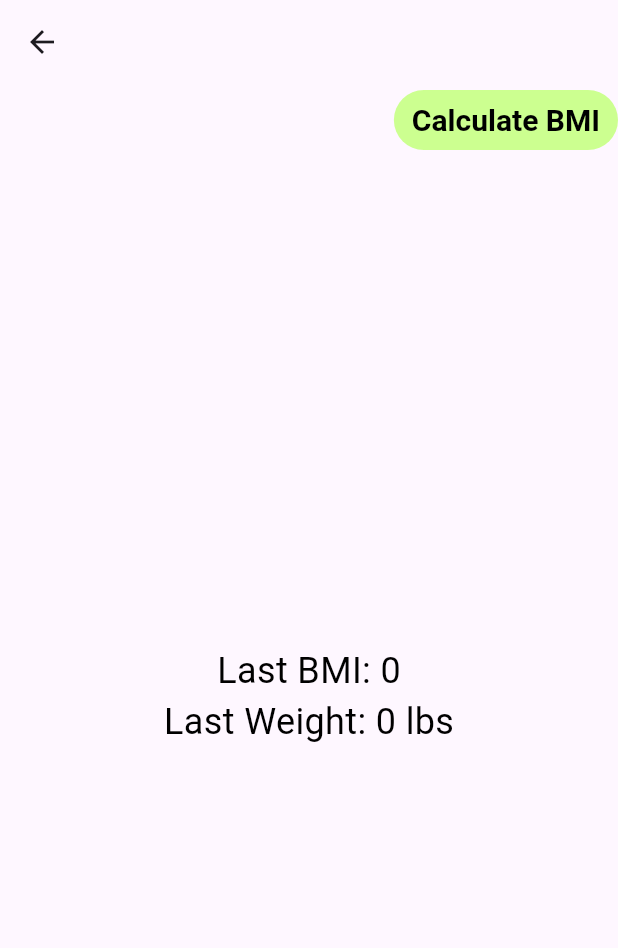
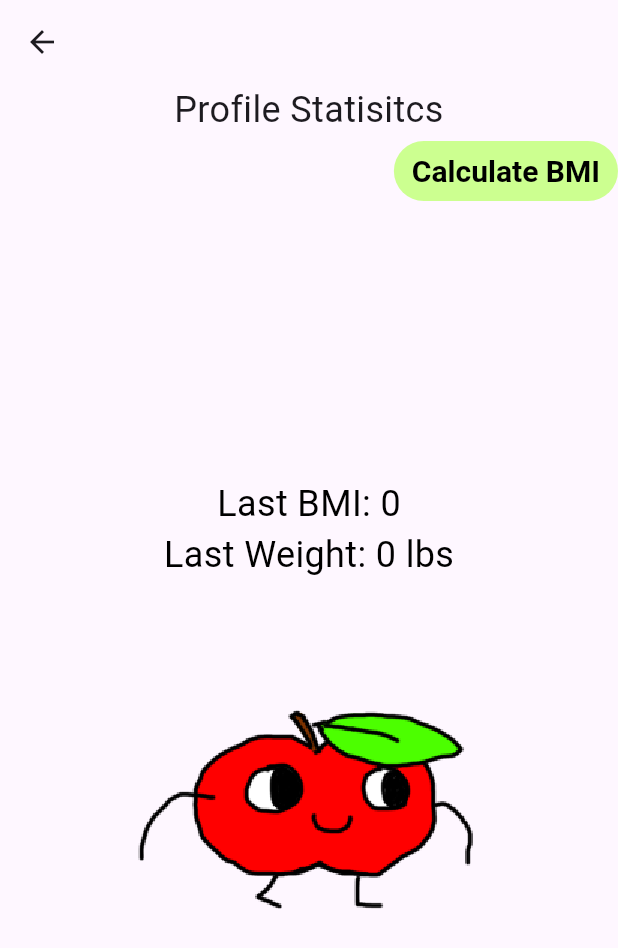
Before and after one commit to Foxtrot1207/CS3541-Group-Project, a Flutter app: the ProfileScreen screen opened directly with empty values, on a phone screen of 412 x 824 dp. Shown: the top 948 px of the screen. Run offline on Flutter 3.47's test engine with Material 3 defaults, Android fonts, the phone set to English and light mode, and no system bars; our stand-ins replace cloud_firestore, firebase_core, fl_chart, rxdart, tuple; accounts and stored records are empty.

Commit message:
Applied UI fixes.

```diff
--- a/lib/pages/profile_page.dart
+++ b/lib/pages/profile_page.dart
@@ -1,6 +1,7 @@
 import 'package:flutter/material.dart';
 import 'package:healthapp/controller/person_info_controller.dart';
 import 'package:healthapp/pages/profile_bmi_page.dart';
+import 'package:healthapp/view/pet_widget.dart';
 
 class ProfileScreen extends StatefulWidget {
   final PersonInfoController controller;
@@ -21,6 +22,11 @@ class _ProfileScreenState extends State<ProfileScreen> {
       appBar: AppBar(),
       body: Column(
         children: [
+          Text(
+            'Profile Statisitcs',
+            textAlign: TextAlign.center,
+            style: TextStyle(fontSize: 24), // Optional: Set a specific style for the text
+          ),
           Align(
             alignment: Alignment.centerRight, // Centered right like wireframe
             child: TextButton(
@@ -51,7 +57,8 @@ class _ProfileScreenState extends State<ProfileScreen> {
               children: <Widget>[
                   Text('Last BMI: $lastBMI', style: TextStyle(fontSize: 24, color: Colors.black)),
                   Text('Last Weight: $lastWeight lbs', style: TextStyle(fontSize: 24, color: Colors.black)),
-        ],
+                  PetWidget()
+              ],
       ),
            )
     ])
--- a/lib/pages/stats_page_overview.dart
+++ b/lib/pages/stats_page_overview.dart
@@ -16,11 +16,10 @@ class StatsOverviewScreen extends StatefulWidget {
 
 class _StatsOverviewScreenState extends State<StatsOverviewScreen> { // Corrected here
   // Initial Selected Value
-  String dropdownValue = 'Overview';
+  String dropdownValue = 'Graphs';
 
   // List of items in our dropdown menu
   var items = [
-    'Overview',
     'Graphs',
     'Comparison',
     'Input'
@@ -37,7 +36,7 @@ class _StatsOverviewScreenState extends State<StatsOverviewScreen> { // Correcte
      {
       return Container(
         alignment: Alignment.center,
-        child: Text('Overview '),
+        child: Text('Graphs '),
       );
     }
   }
```
Also changed, not shown: lib/pages/health_goal_page.dart (+9 -3 lines).
